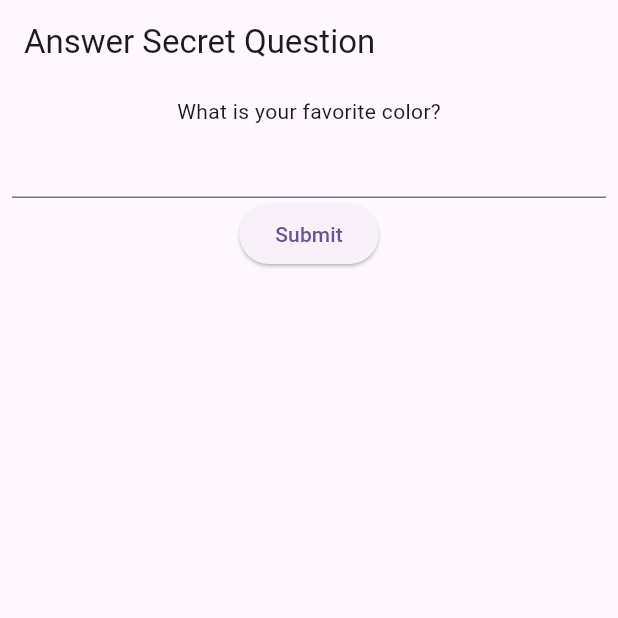
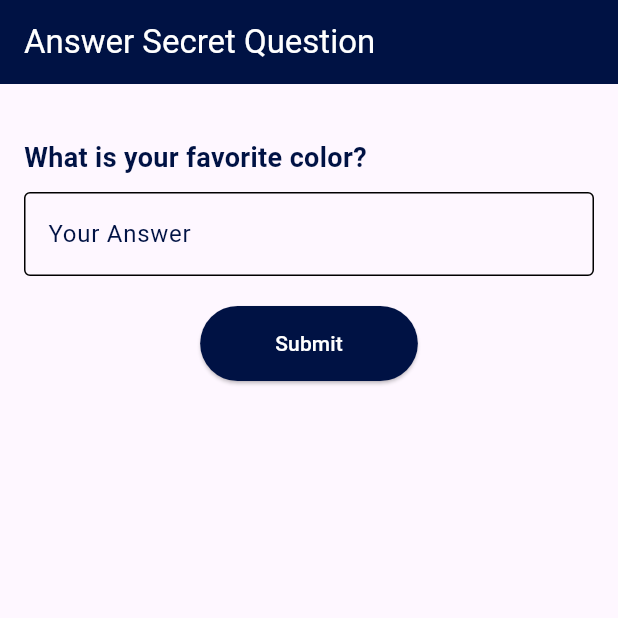
Before and after one commit to iwizy59/enchanteddiary, a Flutter app: the SecretQuestionFormPage screen opened directly, on a phone screen of 412 x 824 dp, the top half of it. Run offline on Flutter 3.47's test engine with Material 3 defaults, Android fonts, the phone set to English and light mode, and no system bars; our stand-ins replace dots_indicator, shared_preferences, sqflite, table_calendar; accounts and stored records are empty.

Commit message:
amélioration visuel page question secrète

```diff
--- a/lib/pin/pin_config.dart
+++ b/lib/pin/pin_config.dart
@@ -1,3 +1,4 @@
+import 'package:enchanteddiary/header/header.dart';
 import 'package:enchanteddiary/pin/secret_question_config.dart';
 import 'package:flutter/material.dart';
 import 'package:shared_preferences/shared_preferences.dart';
@@ -24,13 +25,8 @@ class _PinConfigPageState extends State<PinConfigPage> {
   Widget build(BuildContext context) {
     return Scaffold(
       backgroundColor: darkBlue,
-      appBar: AppBar(
-        title: Text(
-          'Configure PIN code',
-          style: TextStyle(color: lightYellow),
-        ),
-        backgroundColor: darkBlue,
-      ),
+      appBar: CustomHeader(showBackButton: false,),
+
       body: Center(
         child: Column(
           mainAxisAlignment: MainAxisAlignment.center,
--- a/lib/pin/secret_question_form.dart
+++ b/lib/pin/secret_question_form.dart
@@ -20,20 +20,68 @@ class _SecretQuestionFormPageState extends State<SecretQuestionFormPage> {
     }
   }
 
+  final Color darkBlue = Color(0xFF001244);
   @override
   Widget build(BuildContext context) {
     return Scaffold(
-      appBar: AppBar(title: Text("Answer Secret Question")),
+      appBar: AppBar(
+        title: Text("Answer Secret Question", style: TextStyle (color: Colors.white),
+        ),
+        iconTheme: IconThemeData(
+          color: Colors.white, // Couleur de la flèche de retour et d'autres icônes
+        ),
+        backgroundColor: darkBlue, // Couleur personnalisée de l'AppBar
+      ),
       body: Padding(
-        padding: const EdgeInsets.all(8.0),
+        padding: const EdgeInsets.all(16.0), // Augmenter le padding pour plus d'espace
         child: Column(
+          crossAxisAlignment: CrossAxisAlignment.start, // Aligner les widgets à gauche
           children: [
-            Text("What is your favorite color?"), // La même question secrète
-            TextField(controller: _answerController),
-            ElevatedButton(onPressed: _checkSecretAnswer, child: Text("Submit")),
+            SizedBox(height: 20), // Ajouter de l'espace au-dessus de la question
+            Text(
+              "What is your favorite color?",
+              style: TextStyle(
+                fontSize: 18, // Taille de police plus grande
+                fontWeight: FontWeight.bold, // Rendre le texte en gras
+                color: darkBlue, // Couleur du texte
+              ),
+            ),
+            SizedBox(height: 10), // Espacer la question du champ de saisie
+            TextField(
+              controller: _answerController,
+              cursorColor: Colors.black,
+              decoration: InputDecoration(
+                enabledBorder: OutlineInputBorder(),
+                focusedBorder:
+                  OutlineInputBorder(
+                    borderSide: BorderSide(
+                      color: darkBlue, // Couleur de la bordure par défaut
+                      width: 1.0, // Épaisseur de la bordure
+                  ),
+                ),// Ajouter une bordure au champ de texte
+                labelText: "Your Answer",
+                labelStyle: TextStyle(
+                  color: darkBlue, // Change la couleur du labelText
+                ),// Placeholder personnalisé
+                hintText: "Enter your favorite color",
+              ),
+            ),
+            SizedBox(height: 20), // Espacer le champ de saisie du bouton
+            Center(
+              child: ElevatedButton(
+                onPressed: _checkSecretAnswer,
+                child: Text("Submit"),
+                style: ElevatedButton.styleFrom(
+                  primary: darkBlue, // Couleur du bouton
+                  onPrimary: Colors.white, // Couleur du texte du bouton
+                  padding: EdgeInsets.symmetric(horizontal: 50, vertical: 15), // Padding plus grand pour le bouton
+                ),
+              ),
+            ),
           ],
         ),
       ),
     );
   }
+
 }
```
